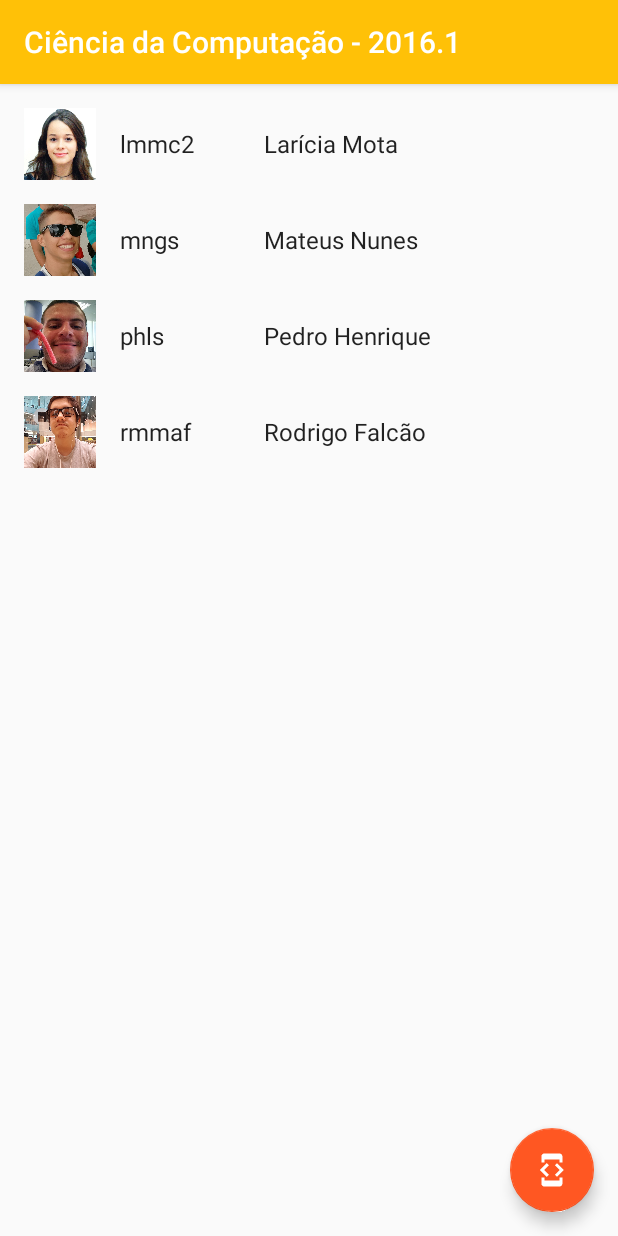
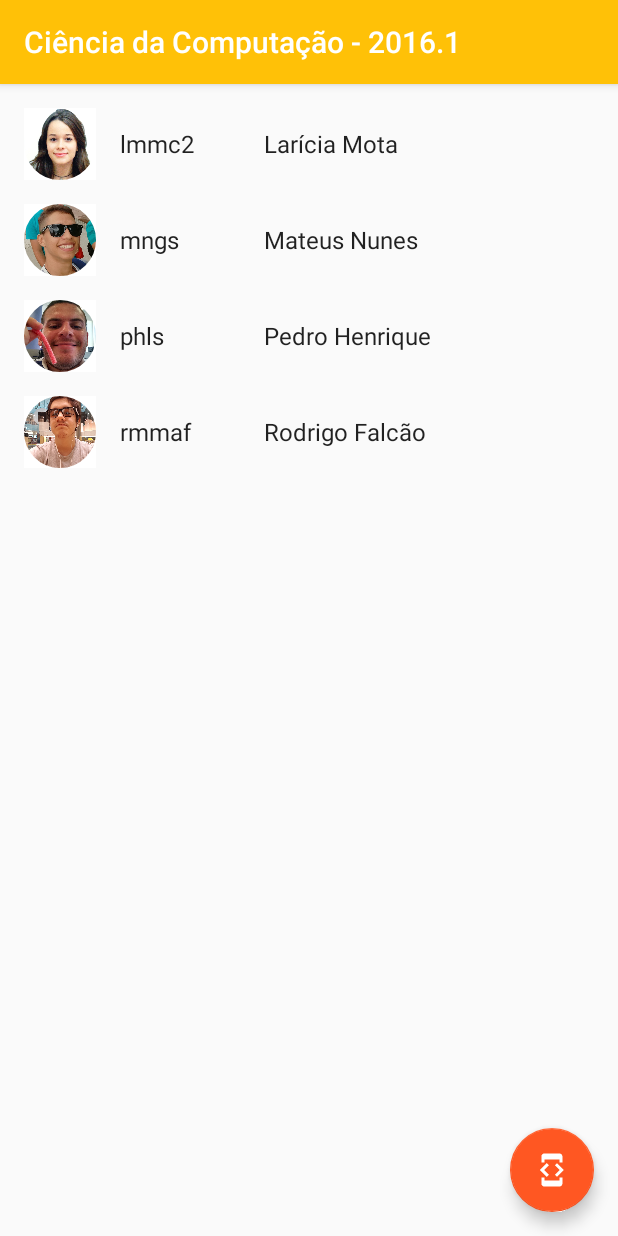
Before and after one commit to t0rr3sp3dr0/cc2016.1-Android, an Android app: the screen it shows after launch (ItemListActivity), on a phone screen of 412 x 824 dp. Run offline under Robolectric (Android 15) with nearby library versions, the phone set to English and light mode, and no system bars.

Commit message:
Rounded pictures in ItemList

```diff
--- /dev/null
+++ b/app/src/main/res/drawable/circle.xml
@@ -0,0 +1,4 @@
+<?xml version="1.0" encoding="utf-8"?>
+<shape xmlns:android="http://schemas.android.com/apk/res/android" android:shape="oval">
+    <stroke android:width="16dp" android:color="#FFF" />
+</shape>
--- a/app/src/main/res/layout/item_list_content.xml
+++ b/app/src/main/res/layout/item_list_content.xml
@@ -3,12 +3,25 @@
     android:layout_width="wrap_content"
     android:layout_height="wrap_content">
 
-    <ImageView
-        android:id="@+id/picture"
+    <RelativeLayout
+        android:id="@+id/frameLayout"
         android:layout_width="48dp"
         android:layout_height="48dp"
         android:layout_marginTop="8dp"
-        android:layout_marginBottom="8dp" />
+        android:layout_marginBottom="8dp">
+        <ImageView
+            android:id="@+id/picture"
+            android:layout_width="match_parent"
+            android:layout_height="match_parent" />
+        <ImageView
+            android:layout_width="match_parent"
+            android:layout_height="match_parent"
+            android:layout_marginBottom="-16dp"
+            android:layout_marginLeft="-16dp"
+            android:layout_marginRight="-16dp"
+            android:layout_marginTop="-16dp"
+            android:src="@drawable/circle"/>
+    </RelativeLayout>
 
     <TextView
         android:id="@+id/id"
@@ -16,7 +29,7 @@
         android:layout_height="wrap_content"
         android:layout_margin="@dimen/text_margin"
         android:textAppearance="?attr/textAppearanceListItem"
-        android:layout_toRightOf="@id/picture"
+        android:layout_toRightOf="@id/frameLayout"
         android:layout_centerVertical="true" />
 
     <TextView
```
